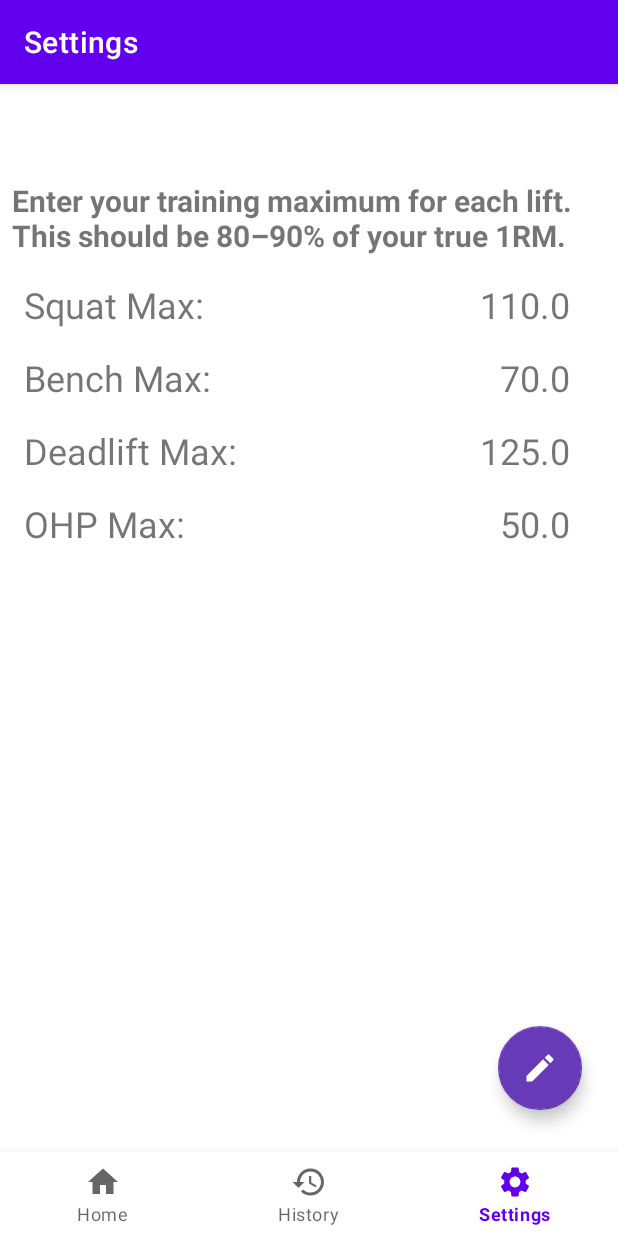
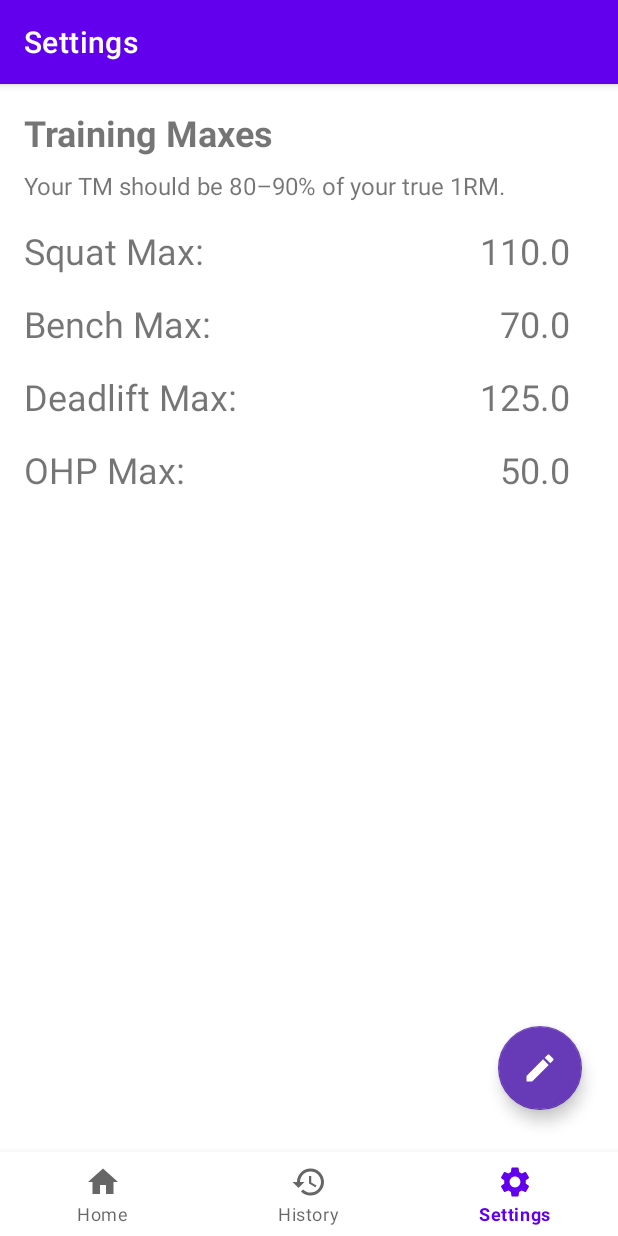
Before and after one commit to tanzian97/gym-app, an Android app: the SettingsFragment screen opened through its navigation route, on a phone screen of 412 x 824 dp. Run offline under Robolectric (Android 15) with nearby library versions, the phone set to English and light mode, and no system bars; our stand-ins replace navigation-ui.

Commit message:
Remove padding at the top of constraint layout

```diff
--- /dev/null
+++ b/app/src/main/java/com/example/gymapp/ui/settings/SettingsDialogFragment.kt
@@ -0,0 +1,4 @@
+package com.example.gymapp.ui.settings
+
+class SettingsDialogFragment {
+}
--- a/app/src/main/res/layout/activity_main.xml
+++ b/app/src/main/res/layout/activity_main.xml
@@ -3,8 +3,7 @@
     xmlns:app="http://schemas.android.com/apk/res-auto"
     android:id="@+id/container"
     android:layout_width="match_parent"
-    android:layout_height="match_parent"
-    android:paddingTop="?attr/actionBarSize">
+    android:layout_height="match_parent">
 
     <com.google.android.material.bottomnavigation.BottomNavigationView
         android:id="@+id/nav_view"
--- a/app/src/main/res/layout/fragment_settings.xml
+++ b/app/src/main/res/layout/fragment_settings.xml
@@ -8,16 +8,14 @@
 
     <TextView
         android:id="@+id/training_max_description"
-        android:layout_width="wrap_content"
+        android:layout_width="360dp"
         android:layout_height="wrap_content"
         android:layout_marginStart="16dp"
         android:layout_marginTop="8dp"
         android:text="@string/training_max_description"
-        android:textSize="20sp"
-        android:textStyle="bold"
-        app:layout_constraintEnd_toEndOf="parent"
+        android:textSize="16sp"
         app:layout_constraintStart_toStartOf="parent"
-        app:layout_constraintTop_toTopOf="parent" />
+        app:layout_constraintTop_toBottomOf="@+id/training_max_title" />
 
     <TextView
         android:id="@+id/squat_max_text"
@@ -114,12 +112,24 @@
         android:layout_gravity="end|bottom"
         android:layout_marginEnd="24dp"
         android:layout_marginBottom="84dp"
-        android:contentDescription="@string/edit_floating_action_button"
+        android:contentDescription="@string/edit_fab_description"
         android:src="@drawable/baseline_edit_24"
-        app:tint="@color/white"
         app:backgroundTint="#673AB7"
         app:elevation="6dp"
         app:layout_constraintBottom_toBottomOf="parent"
-        app:layout_constraintEnd_toEndOf="parent" />
+        app:layout_constraintEnd_toEndOf="parent"
+        app:tint="@color/white" />
+
+    <TextView
+        android:id="@+id/training_max_title"
+        android:layout_width="wrap_content"
+        android:layout_height="wrap_content"
+        android:layout_marginStart="16dp"
+        android:layout_marginTop="16dp"
+        android:text="Training Maxes"
+        android:textSize="24sp"
+        android:textStyle="bold"
+        app:layout_constraintStart_toStartOf="parent"
+        app:layout_constraintTop_toTopOf="parent" />
 
 </androidx.constraintlayout.widget.ConstraintLayout>
--- a/app/src/main/res/values/strings.xml
+++ b/app/src/main/res/values/strings.xml
@@ -4,6 +4,7 @@
     <string name="title_history">History</string>
     <string name="title_settings">Settings</string>
     <string name="current_week_1">You are currently on Week 1.</string>
-    <string name="training_max_description">Enter your training maximum for each lift. This should be 80–90% of your true 1RM.</string>
-    <string name="edit_floating_action_button">Edit floating action button</string>
+    <string name="training_max_description">Your TM should be 80–90% of your true 1RM.</string>
+    <string name="edit_training_max">Edit your training maximums.</string>
+    <string name="edit_fab_description">Edit floating action button</string>
 </resources>
```
